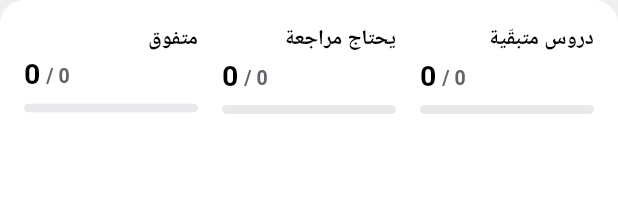
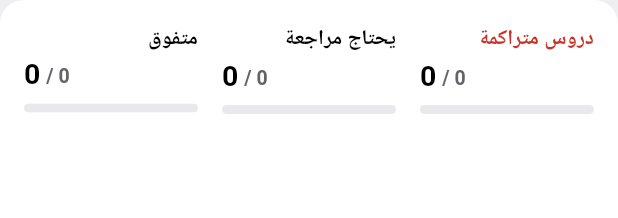
Before and after one commit to Yassen0-0/Ather-study-planner-tracker-, a Flutter app: the _StatsCard widget shown alone on an empty page, opened directly with empty values, on a phone screen of 412 x 824 dp. Shown: the top 218 px of the screen. Run offline on Flutter 3.47's test engine with Material 3 defaults, Android fonts, the phone set to English and light mode, and no system bars; our stand-ins replace cloud_firestore, drift, drift_flutter, firebase_auth, firebase_core, firebase_crashlytics and 9 more; missing offline and left inert: firebase_app_check; accounts and stored records are empty; Roboto replaces fonts that are missing (ReadexPro).

Commit message:
T5: rename backlog stat to دروس متراكمة / Lessons owed, painted the alarm red (owner 2026-08-23)

```diff
--- a/lib/core/l10n/app_ar.arb
+++ b/lib/core/l10n/app_ar.arb
@@ -26,7 +26,10 @@
   },
   "dashboardTitle": "اليوم",
   "overallMastery": "الإتقان العام",
-  "statLessonsRemaining": "دروس متبقّية",
+  "statLessonsRemaining": "دروس متراكمة",
+  "@statLessonsRemaining": {
+    "description": "Was «دروس متبقّية» ('Lessons left'). Owner decision 2026-08-23: the backlog stat reads «دروس متراكمة» -- 'lessons owed', not a neutral countdown -- and borrows the wrong/red alarm on purpose so the student clears the debt early."
+  },
   "statNeedsReview": "يحتاج مراجعة",
   "statMastered": "متفوق",
   "@statMastered": {
--- a/lib/core/l10n/app_en.arb
+++ b/lib/core/l10n/app_en.arb
@@ -20,7 +20,10 @@
   "todayLabel": "Today",
   "dashboardTitle": "Today",
   "overallMastery": "Overall mastery",
-  "statLessonsRemaining": "Lessons left",
+  "statLessonsRemaining": "Lessons owed",
+  "@statLessonsRemaining": {
+    "description": "Was «دروس متبقّية» ('Lessons left'). Owner decision 2026-08-23: the backlog stat reads «دروس متراكمة» -- 'lessons owed', not a neutral countdown -- and borrows the wrong/red alarm on purpose so the student clears the debt early."
+  },
   "statNeedsReview": "Needs review",
   "statMastered": "Excellent",
   "@statMastered": {
--- a/lib/presentation/dashboard/dashboard_screen.dart
+++ b/lib/presentation/dashboard/dashboard_screen.dart
@@ -402,7 +402,17 @@ class _StatsCard extends StatelessWidget {
               value: stats.remaining,
               total: stats.totalLessons,
               fraction: stats.fraction(stats.remaining),
-              color: context.colors.textPrimary,
+              // Red elsewhere means decay -- an overdue lesson, a failed exam.
+              // This stat borrows it on purpose: owner decision 2026-08-23
+              // renamed the backlog «متراكمة» ("owed", not "left") and asked
+              // for the alarm colour so the student clears it early. The name
+              // itself is always red, in [wrongText] -- the text-safe grade,
+              // because 14px fails AA in the fill-grade red -- and the count
+              // joins it on exactly the overdue sibling's terms below.
+              labelColor: context.colors.wrongText,
+              color: stats.remaining > 0
+                  ? context.colors.wrong
+                  : context.colors.textPrimary,
             ),
           ),
           const SizedBox(width: AppSpacing.xl),
@@ -443,6 +453,7 @@ class _Stat extends StatelessWidget {
     required this.total,
     required this.fraction,
     required this.color,
+    this.labelColor,
   });
 
   final String label;
@@ -450,6 +461,12 @@ class _Stat extends StatelessWidget {
   final int total;
   final double fraction;
   final Color color;
+
+  /// The label's own colour, when a stat's *name* carries the verdict.
+  ///
+  /// Null keeps [AppTypography.statLabel]'s neutral ink; the only caller that
+  /// sets it paints the backlog stat red (owner decision 2026-08-23).
+  final Color? labelColor;
 
   @override
   Widget build(BuildContext context) {
@@ -460,7 +477,9 @@ class _Stat extends StatelessWidget {
           label,
           maxLines: 1,
           overflow: TextOverflow.ellipsis,
-          style: AppTypography.statLabel,
+          style: labelColor == null
+              ? AppTypography.statLabel
+              : AppTypography.statLabel.copyWith(color: labelColor),
         ),
         const SizedBox(height: AppSpacing.xxs),
         Ltr(
```
Also changed, not shown: lib/core/l10n/generated/app_localizations.dart, lib/core/l10n/generated/app_localizations_ar.dart, lib/core/l10n/generated/app_localizations_en.dart, 1 other file.
